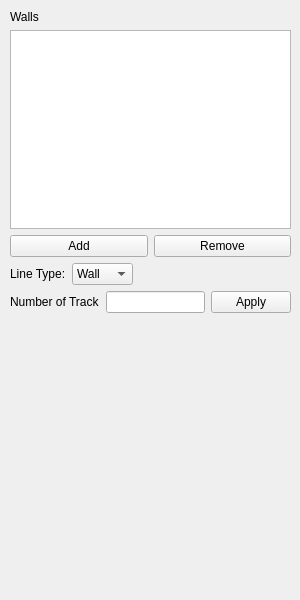
This is forms/platformpropertywidget.ui in JuPedSim/jpseditor as Qt 5 draws it before an edit. The edited form follows.
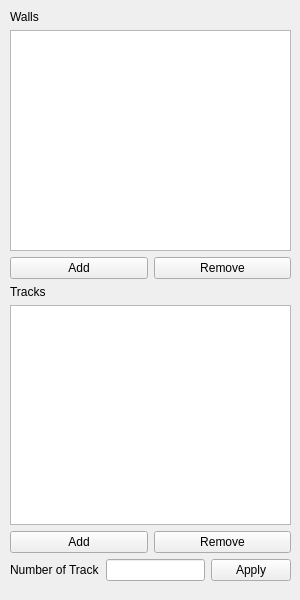
This is the edited form.

Commit message: Add wall in walls listwidget

Patch:
```diff
--- a/forms/platformpropertywidget.ui
+++ b/forms/platformpropertywidget.ui
@@ -25,13 +25,13 @@
   <property name="windowTitle">
    <string>Platform</string>
   </property>
-  <widget class="QWidget" name="layoutWidget">
+  <widget class="QWidget" name="">
    <property name="geometry">
     <rect>
      <x>10</x>
      <y>10</y>
      <width>281</width>
-     <height>303</height>
+     <height>571</height>
     </rect>
    </property>
    <layout class="QVBoxLayout" name="verticalLayout">
@@ -64,40 +64,30 @@
      </layout>
     </item>
     <item>
-     <layout class="QHBoxLayout" name="horizontalLayout_3">
-      <item>
        <widget class="QLabel" name="label_3">
         <property name="text">
-         <string>Line Type:</string>
+       <string>Tracks</string>
         </property>
        </widget>
       </item>
       <item>
-       <widget class="QComboBox" name="comboBox_lineType">
-        <item>
-         <property name="text">
-          <string>Wall</string>
-         </property>
+     <widget class="QListWidget" name="listWidget_tracks"/>
         </item>
         <item>
+     <layout class="QHBoxLayout" name="horizontalLayout_3">
+      <item>
+       <widget class="QPushButton" name="pushButton_addTrack">
          <property name="text">
-          <string>Track</string>
-         </property>
-        </item>
+         <string>Add</string>
+        </property>
        </widget>
       </item>
       <item>
-       <spacer name="horizontalSpacer">
-        <property name="orientation">
-         <enum>Qt::Horizontal</enum>
+       <widget class="QPushButton" name="pushButton_removeTrack">
+        <property name="text">
+         <string>Remove</string>
         </property>
-        <property name="sizeHint" stdset="0">
-         <size>
-          <width>40</width>
-          <height>20</height>
-         </size>
-        </property>
-       </spacer>
+       </widget>
       </item>
      </layout>
     </item>
```
Left out of the diff: 2 changed lines with no effect on the pictures. Lines whose indentation alone changed are shown as unchanged. The commit also changes 10 other files.
